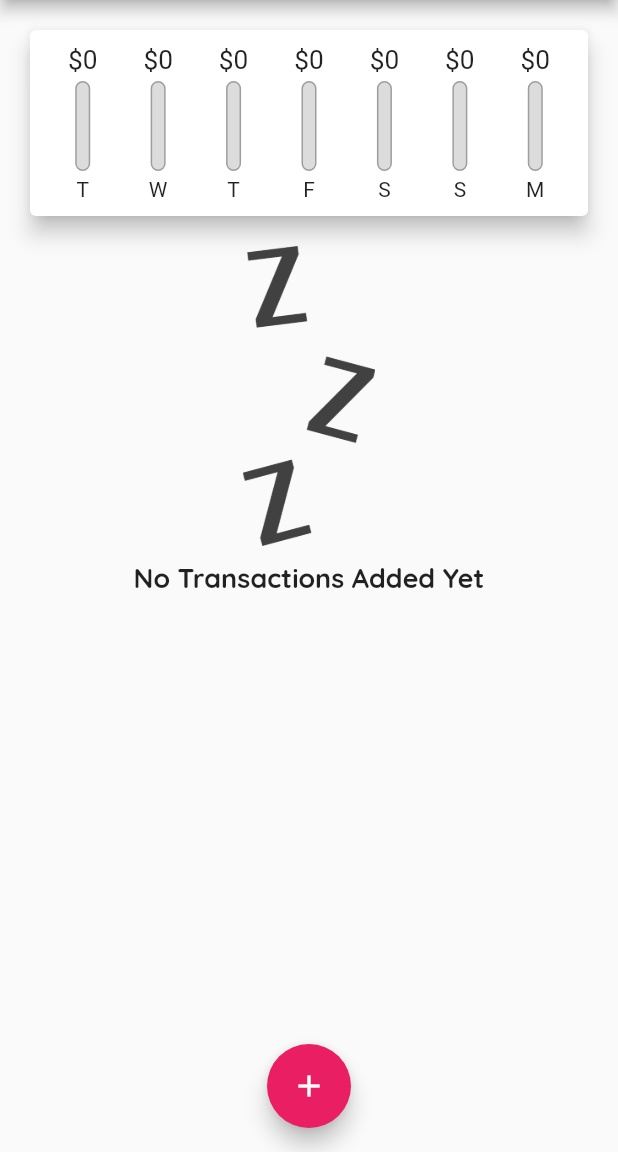
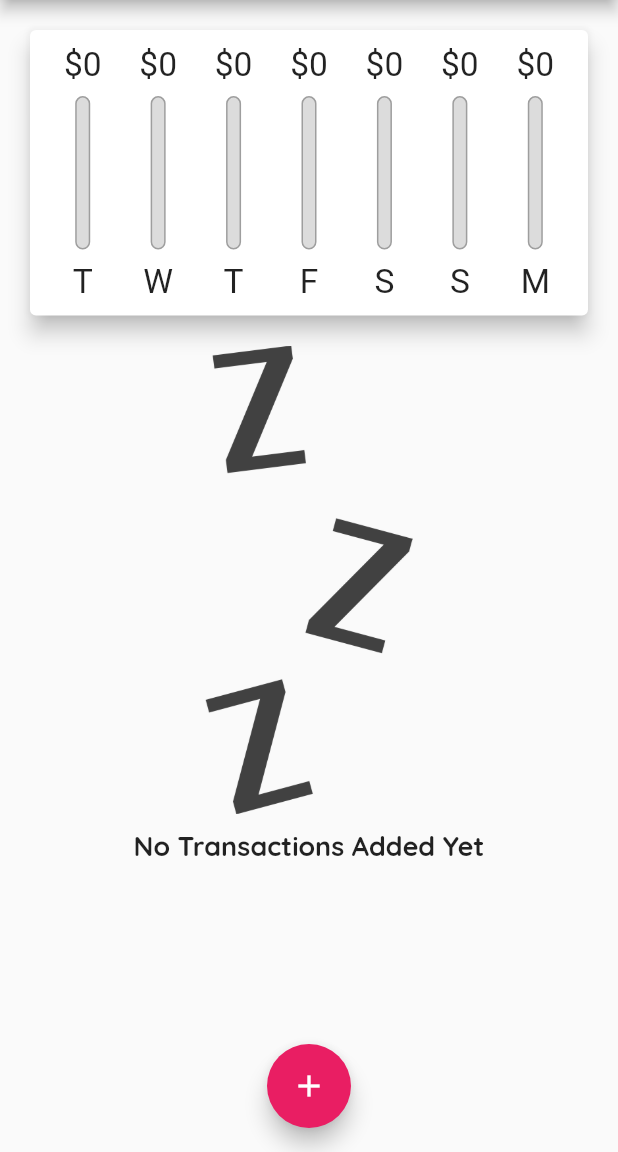
Before and after one commit to ejstylz/flutter_personal_expense_app, a Flutter app: the screen it shows after launch, on a phone screen of 412 x 824 dp, the part 84-1236 px from its top. Run offline on Flutter 3.47's test engine with Material 2 defaults, Android fonts, the phone set to English and light mode, and no system bars.

Commit message:
make app responsive and adaptive

```diff
--- a/lib/main.dart
+++ b/lib/main.dart
@@ -1,11 +1,18 @@
 import 'package:flutter/material.dart';
+// import 'package:flutter/services.dart';
 
 import './widgets/new_transaction.dart';
 import './models/transaction.dart';
 import './widgets/transaction_list.dart';
 import './widgets/chart.dart';
 
-void main() => runApp(MyApp());
+void main() {
+  // WidgetsFlutterBinding.ensureInitialized();
+  // SystemChrome.setPreferredOrientations(
+  //   [DeviceOrientation.portraitUp, DeviceOrientation.portraitDown],
+  // );
+  runApp(MyApp());
+}
 
 class MyApp extends StatelessWidget {
   @override
@@ -15,6 +22,7 @@ class MyApp extends StatelessWidget {
       theme: ThemeData(
         primarySwatch: Colors.teal,
         accentColor: Colors.pink,
+        // default errorColor is already red
         // errorColor: Colors.red,
         fontFamily: 'Quicksand',
         textTheme: ThemeData.light().textTheme.copyWith(
@@ -58,6 +66,8 @@ class _MyHomePageState extends State<MyHomePage> {
     //   date: DateTime.now(),
     // ),
   ];
+
+  bool _showChart = false;
 
   List<Transaction> get _recentTransactions {
     return _userTransactions.where((tx) {
@@ -103,8 +113,11 @@ class _MyHomePageState extends State<MyHomePage> {
 
   @override
   Widget build(BuildContext context) {
-    return Scaffold(
-      appBar: AppBar(
+    final mediaQuery = MediaQuery.of(context);
+
+    final isLandscape = mediaQuery.orientation == Orientation.landscape;
+
+    final appBar = AppBar(
       actions: [
         IconButton(
           onPressed: () => _startAddNewTransaction(context),
@@ -112,13 +125,55 @@ class _MyHomePageState extends State<MyHomePage> {
         ),
       ],
       title: Text('Personal Expenses'),
-      ),
+    );
+
+    final txListWidget = Container(
+      height: (mediaQuery.size.height * 0.7 -
+          appBar.preferredSize.height -
+          mediaQuery.padding.top),
+      child: TransactionList(_userTransactions, _deleteTransaction),
+    );
+
+    return Scaffold(
+      appBar: appBar,
       body: SingleChildScrollView(
         child: Column(
           crossAxisAlignment: CrossAxisAlignment.stretch,
           children: <Widget>[
-            Chart(_recentTransactions),
-            TransactionList(_userTransactions, _deleteTransaction),
+            if (isLandscape)
+              Row(
+                mainAxisAlignment: MainAxisAlignment.center,
+                children: [
+                  Text('Show Chart'),
+                  Switch(
+                    value: _showChart,
+                    onChanged: (val) {
+                      setState(() {
+                        _showChart = val;
+                      });
+                    },
+                  ),
+                ],
+              ),
+            if (!isLandscape)
+              Container(
+                height: (mediaQuery.size.height -
+                        appBar.preferredSize.height -
+                        mediaQuery.padding.top) *
+                    0.3,
+                child: Chart(_recentTransactions),
+              ),
+            if (!isLandscape) txListWidget,
+            if (isLandscape)
+              _showChart
+                  ? Container(
+                      height: (mediaQuery.size.height -
+                              appBar.preferredSize.height -
+                              mediaQuery.padding.top) *
+                          0.7,
+                      child: Chart(_recentTransactions),
+                    )
+                  : txListWidget
           ],
         ),
       ),
--- a/lib/widgets/chart_bar.dart
+++ b/lib/widgets/chart_bar.dart
@@ -13,17 +13,21 @@ class ChartBar extends StatelessWidget {
 
   @override
   Widget build(BuildContext context) {
+    return LayoutBuilder(
+      builder: (context, constraints) {
         return Column(
           children: [
             Container(
-          height: 20,
+              height: constraints.maxHeight * 0.15,
               child: FittedBox(
                 child: Text('\$${spendingAmount.toStringAsFixed(0)}'),
               ),
             ),
-        SizedBox(height: 4),
+            SizedBox(
+              height: constraints.maxHeight * 0.05,
+            ),
             Container(
-          height: 60,
+              height: constraints.maxHeight * 0.6,
               width: 10,
               child: Stack(
                 children: [
@@ -47,10 +51,17 @@ class ChartBar extends StatelessWidget {
               ),
             ),
             SizedBox(
-          height: 4,
+              height: constraints.maxHeight * 0.05,
             ),
-        Text(label)
+            Container(
+              height: constraints.maxHeight * 0.15,
+              child: FittedBox(
+                child: Text(label),
+              ),
+            )
           ],
+        );
+      },
     );
   }
 }
--- a/lib/widgets/new_transaction.dart
+++ b/lib/widgets/new_transaction.dart
@@ -52,10 +52,16 @@ class _NewTransactionState extends State<NewTransaction> {
 
   @override
   Widget build(BuildContext context) {
-    return Card(
+    return SingleChildScrollView(
+      child: Card(
         elevation: 5,
         child: Container(
-        padding: EdgeInsets.all(10),
+          padding: EdgeInsets.only(
+            top: 10,
+            left: 10,
+            right: 10,
+            bottom: MediaQuery.of(context).viewInsets.bottom + 10,
+          ),
           child: Column(
             crossAxisAlignment: CrossAxisAlignment.end,
             children: [
@@ -111,6 +117,7 @@ class _NewTransactionState extends State<NewTransaction> {
             ],
           ),
         ),
+      ),
     );
   }
 }
--- a/lib/widgets/transaction_list.dart
+++ b/lib/widgets/transaction_list.dart
@@ -11,13 +11,12 @@ class TransactionList extends StatelessWidget {
 
   @override
   Widget build(BuildContext context) {
-    return Container(
-      height: 670,
-      child: transactions.isEmpty
-          ? Column(
+    return transactions.isEmpty
+        ? LayoutBuilder(builder: (ctx, constraints) {
+            return Column(
               children: [
                 Container(
-                  height: 200,
+                  height: constraints.maxHeight * 0.6,
                   child: Image.asset(
                     'assets/images/waiting.png',
                     fit: BoxFit.cover,
@@ -31,7 +30,8 @@ class TransactionList extends StatelessWidget {
                   style: Theme.of(context).textTheme.headline6,
                 ),
               ],
-            )
+            );
+          })
         : ListView.builder(
             itemCount: transactions.length,
             itemBuilder: (ctx, index) {
@@ -63,7 +63,17 @@ class TransactionList extends StatelessWidget {
                   subtitle: Text(
                     DateFormat.yMMMd().format(transactions[index].date),
                   ),
-                    trailing: IconButton(
+                  trailing: MediaQuery.of(context).size.width > 500
+                      ? TextButton.icon(
+                          style: TextButton.styleFrom(
+                              primary: Theme.of(context).errorColor),
+                          icon: Icon(Icons.delete),
+                          label: Text('Delete'),
+                          onPressed: () => deleteTx(
+                            transactions[index].id,
+                          ),
+                        )
+                      : IconButton(
                           onPressed: () => deleteTx(transactions[index].id),
                           icon: Icon(Icons.delete),
                           color: Theme.of(context).errorColor,
@@ -71,7 +81,6 @@ class TransactionList extends StatelessWidget {
                 ),
               );
             },
-            ),
           );
   }
 }
```
Lines whose indentation alone changed are shown as unchanged.
